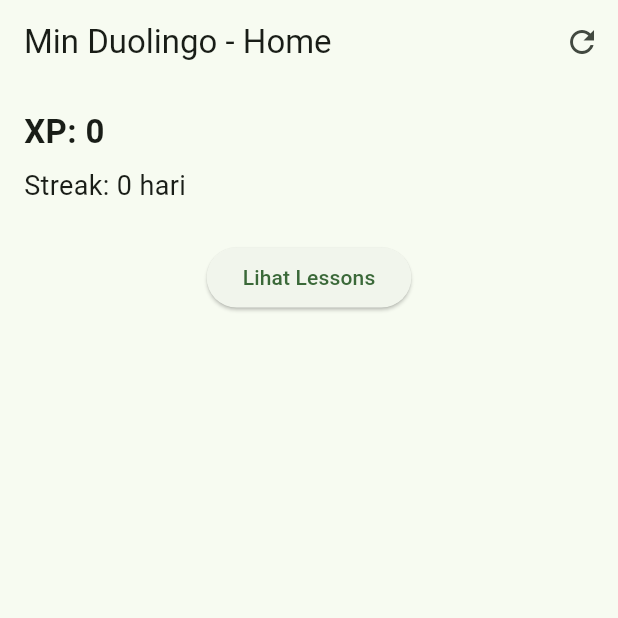
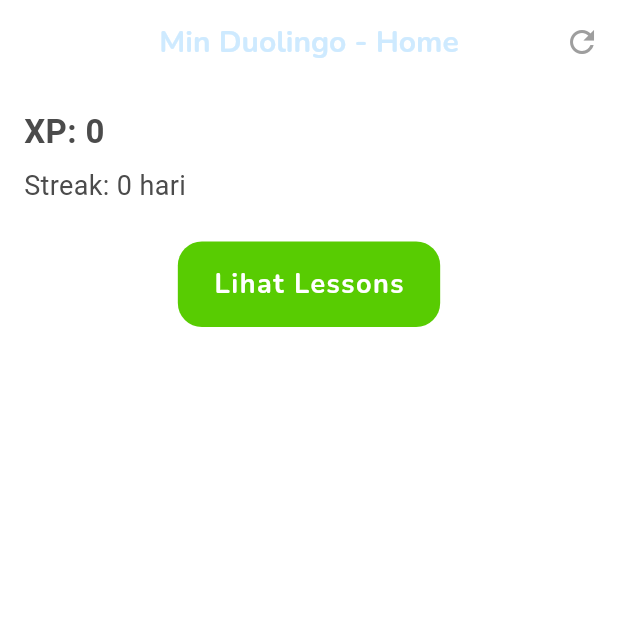
Before and after one commit to r021n/mini_duolingo, a Flutter app: the screen it shows after launch, on a phone screen of 412 x 824 dp, the top half of it. Run offline on Flutter 3.47's test engine with Material 3 defaults, Android fonts, the phone set to English and light mode, and no system bars; our stand-ins replace flutter_riverpod, go_router, google_fonts, shared_preferences.

Commit message:
feat: create AppTheme class for centralized theme management

```diff
--- /dev/null
+++ b/lib/core/theme/app_theme.dart
@@ -0,0 +1,74 @@
+import 'package:flutter/material.dart';
+import 'package:google_fonts/google_fonts.dart';
+
+class AppTheme {
+  static const Color greenPrimary = Color(0xFF58CC02);
+  static const Color greenDark = Color(0xFF46A302);
+  static const Color blueSky = Color(0xFFCEEAFF);
+  static const Color orangeFire = Color(0xFFFF9600);
+  static const Color yellowGold = Color(0xFFFFD900);
+  static const Color textDark = Color(0xFF4B4B4B);
+
+  static ThemeData get theme {
+    return ThemeData(
+      useMaterial3: true,
+      scaffoldBackgroundColor: Colors.white,
+
+      colorScheme: ColorScheme.fromSeed(
+        seedColor: greenPrimary,
+        primary: greenPrimary,
+        surface: Colors.white,
+        onSurface: textDark,
+      ),
+
+      textTheme: GoogleFonts.nunitoTextTheme(
+        const TextTheme(
+          headlineMedium: TextStyle(
+            color: textDark,
+            fontWeight: FontWeight.w800,
+            fontSize: 24,
+          ),
+          titleLarge: TextStyle(
+            color: textDark,
+            fontWeight: FontWeight.bold,
+            fontSize: 20,
+          ),
+          bodyLarge: TextStyle(
+            color: textDark,
+            fontSize: 16,
+            fontWeight: FontWeight.w600,
+          ),
+        ),
+      ),
+
+      appBarTheme: AppBarTheme(
+        backgroundColor: Colors.transparent,
+        elevation: 0,
+        centerTitle: true,
+        titleTextStyle: GoogleFonts.nunito(
+          color: blueSky,
+          fontWeight: FontWeight.bold,
+          fontSize: 20,
+        ),
+        iconTheme: const IconThemeData(color: Colors.grey),
+      ),
+
+      elevatedButtonTheme: ElevatedButtonThemeData(
+        style: ElevatedButton.styleFrom(
+          backgroundColor: greenPrimary,
+          foregroundColor: Colors.white,
+          elevation: 0,
+          shape: RoundedRectangleBorder(
+            borderRadius: BorderRadius.circular(16),
+          ),
+          padding: const EdgeInsets.symmetric(horizontal: 24, vertical: 16),
+          textStyle: GoogleFonts.nunito(
+            fontSize: 18,
+            fontWeight: FontWeight.bold,
+            letterSpacing: 1.0,
+          ),
+        ),
+      ),
+    );
+  }
+}
--- a/lib/main.dart
+++ b/lib/main.dart
@@ -1,6 +1,7 @@
 import 'package:flutter/material.dart';
 import 'package:flutter_riverpod/flutter_riverpod.dart';
 import 'package:mini_duolingo/core/routing/app_router.dart';
+import 'package:mini_duolingo/core/theme/app_theme.dart';
 
 void main() {
   runApp(const ProviderScope(child: MyApp()));
@@ -16,10 +17,7 @@
     return MaterialApp.router(
       title: 'Mini Duolingo',
       debugShowCheckedModeBanner: false,
-      theme: ThemeData(
-        colorScheme: ColorScheme.fromSeed(seedColor: Colors.green),
-        useMaterial3: true,
-      ),
+      theme: AppTheme.theme,
       routerConfig: router,
     );
   }
```
